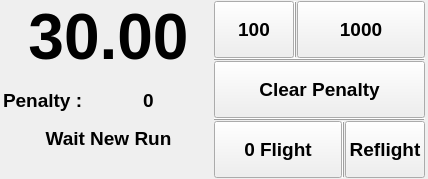
The window that F3FChrono/gui/WChrono.ui (jomarin38/F3FChrono) describes before a commit, drawn with Qt 5.
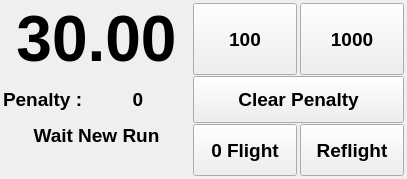
The same window after the commit.

Commit message: gui - remove time laps gui - chrono time without decimal during couting up/down gui - button label increase size and bold gui - refly reset ui, remove next pilot function chrono/gui - refly flag validated process

Diff of the .ui file:
```diff
--- a/F3FChrono/gui/WChrono.ui
+++ b/F3FChrono/gui/WChrono.ui
@@ -6,12 +6,12 @@
    <rect>
     <x>0</x>
     <y>0</y>
-    <width>428</width>
+    <width>407</width>
     <height>179</height>
    </rect>
   </property>
   <property name="sizePolicy">
-   <sizepolicy hsizetype="Preferred" vsizetype="Expanding">
+   <sizepolicy hsizetype="Preferred" vsizetype="Preferred">
     <horstretch>0</horstretch>
     <verstretch>0</verstretch>
    </sizepolicy>
@@ -22,54 +22,68 @@
   <property name="inputMethodHints">
    <set>Qt::ImhNone</set>
   </property>
-  <layout class="QHBoxLayout" name="horizontalLayout_3" stretch="0,0">
-   <property name="spacing">
-    <number>0</number>
-   </property>
+  <layout class="QGridLayout" name="gridLayout">
    <property name="leftMargin">
     <number>3</number>
    </property>
    <property name="topMargin">
-    <number>1</number>
+    <number>3</number>
    </property>
    <property name="rightMargin">
     <number>3</number>
    </property>
    <property name="bottomMargin">
+    <number>3</number>
+   </property>
+   <property name="horizontalSpacing">
+    <number>3</number>
+   </property>
+   <property name="verticalSpacing">
     <number>1</number>
    </property>
-   <item>
-    <layout class="QVBoxLayout" name="verticalLayout">
-     <property name="sizeConstraint">
-      <enum>QLayout::SetMinAndMaxSize</enum>
-     </property>
-     <item>
-      <widget class="QLabel" name="Time_label">
+   <item row="2" column="0" colspan="2">
+    <widget class="QLabel" name="Status">
        <property name="sizePolicy">
-        <sizepolicy hsizetype="Expanding" vsizetype="Expanding">
+      <sizepolicy hsizetype="Preferred" vsizetype="Preferred">
          <horstretch>0</horstretch>
          <verstretch>0</verstretch>
         </sizepolicy>
        </property>
        <property name="font">
         <font>
-         <pointsize>48</pointsize>
+       <pointsize>14</pointsize>
          <weight>75</weight>
          <bold>true</bold>
         </font>
        </property>
        <property name="text">
-        <string>30.00</string>
+      <string>Wait New Run</string>
+     </property>
+     <property name="scaledContents">
+      <bool>false</bool>
        </property>
        <property name="alignment">
         <set>Qt::AlignCenter</set>
        </property>
-      </widget>
-     </item>
-     <item>
-      <layout class="QHBoxLayout" name="horizontalLayout_4">
-       <item>
-        <widget class="QLabel" name="label">
+     <property name="wordWrap">
+      <bool>false</bool>
+     </property>
+    </widget>
+   </item>
+   <item row="1" column="2" colspan="2">
+    <widget class="QPushButton" name="btn_clear_penalty">
+     <property name="sizePolicy">
+      <sizepolicy hsizetype="Preferred" vsizetype="Expanding">
+       <horstretch>0</horstretch>
+       <verstretch>0</verstretch>
+      </sizepolicy>
+     </property>
+     <property name="maximumSize">
+      <size>
+       <width>16777215</width>
+       <height>16777215</height>
+      </size>
+     </property>
          <property name="font">
           <font>
            <pointsize>14</pointsize>
@@ -78,11 +92,11 @@
           </font>
          </property>
          <property name="text">
-          <string>Penalty :</string>
+      <string>Clear Penalty</string>
          </property>
         </widget>
        </item>
-       <item>
+   <item row="1" column="1">
         <widget class="QLabel" name="penalty_value">
          <property name="sizePolicy">
           <sizepolicy hsizetype="Expanding" vsizetype="Expanding">
@@ -117,16 +131,8 @@
          </property>
         </widget>
        </item>
-      </layout>
-     </item>
-     <item>
-      <widget class="QLabel" name="Status">
-       <property name="sizePolicy">
-        <sizepolicy hsizetype="Preferred" vsizetype="Preferred">
-         <horstretch>0</horstretch>
-         <verstretch>0</verstretch>
-        </sizepolicy>
-       </property>
+   <item row="1" column="0">
+    <widget class="QLabel" name="label">
        <property name="font">
         <font>
          <pointsize>14</pointsize>
@@ -135,55 +141,34 @@
         </font>
        </property>
        <property name="text">
-        <string>Wait New Run</string>
-       </property>
-       <property name="scaledContents">
-        <bool>false</bool>
-       </property>
-       <property name="alignment">
-        <set>Qt::AlignCenter</set>
-       </property>
-       <property name="wordWrap">
-        <bool>false</bool>
+      <string>Penalty :</string>
        </property>
       </widget>
      </item>
-     <item>
-      <widget class="QLabel" name="nullFlightLabel">
+   <item row="0" column="0" colspan="2">
+    <widget class="QLabel" name="Time_label">
        <property name="sizePolicy">
-        <sizepolicy hsizetype="Preferred" vsizetype="Preferred">
+      <sizepolicy hsizetype="Expanding" vsizetype="Expanding">
          <horstretch>0</horstretch>
          <verstretch>0</verstretch>
         </sizepolicy>
        </property>
        <property name="font">
         <font>
-         <pointsize>18</pointsize>
+       <pointsize>48</pointsize>
          <weight>75</weight>
          <bold>true</bold>
         </font>
        </property>
        <property name="text">
-        <string/>
+      <string>30.00</string>
        </property>
        <property name="alignment">
         <set>Qt::AlignCenter</set>
        </property>
       </widget>
      </item>
-    </layout>
-   </item>
-   <item>
-    <layout class="QVBoxLayout" name="verticalLayout_2">
-     <property name="spacing">
-      <number>0</number>
-     </property>
-     <item>
-      <layout class="QHBoxLayout" name="horizontalLayout">
-       <property name="spacing">
-        <number>0</number>
-       </property>
-       <item>
+   <item row="0" column="2">
         <widget class="QPushButton" name="btn_penalty_100">
          <property name="sizePolicy">
           <sizepolicy hsizetype="Minimum" vsizetype="Expanding">
@@ -203,17 +188,7 @@
          </property>
         </widget>
        </item>
-       <item>
-        <widget class="Line" name="line_5">
-         <property name="frameShadow">
-          <enum>QFrame::Raised</enum>
-         </property>
-         <property name="orientation">
-          <enum>Qt::Vertical</enum>
-         </property>
-        </widget>
-       </item>
-       <item>
+   <item row="0" column="3">
         <widget class="QPushButton" name="btn_penalty_1000">
          <property name="sizePolicy">
           <sizepolicy hsizetype="Expanding" vsizetype="Expanding">
@@ -233,73 +208,30 @@
          </property>
         </widget>
        </item>
-      </layout>
-     </item>
-     <item>
-      <widget class="Line" name="line">
-       <property name="frameShadow">
-        <enum>QFrame::Raised</enum>
-       </property>
-       <property name="orientation">
-        <enum>Qt::Horizontal</enum>
-       </property>
-      </widget>
-     </item>
-     <item>
-      <widget class="QPushButton" name="btn_clear_penalty">
+   <item row="3" column="0" colspan="2">
+    <widget class="QLabel" name="nullFlightLabel">
        <property name="sizePolicy">
-        <sizepolicy hsizetype="Preferred" vsizetype="Expanding">
+      <sizepolicy hsizetype="Preferred" vsizetype="Preferred">
          <horstretch>0</horstretch>
          <verstretch>0</verstretch>
         </sizepolicy>
        </property>
-       <property name="maximumSize">
-        <size>
-         <width>16777215</width>
-         <height>16777215</height>
-        </size>
-       </property>
        <property name="font">
         <font>
-         <pointsize>14</pointsize>
+       <pointsize>18</pointsize>
          <weight>75</weight>
          <bold>true</bold>
         </font>
        </property>
        <property name="text">
-        <string>Clear Penalty</string>
-       </property>
-      </widget>
-     </item>
-     <item>
-      <widget class="Line" name="line_3">
-       <property name="frameShadow">
-        <enum>QFrame::Raised</enum>
-       </property>
-       <property name="orientation">
-        <enum>Qt::Horizontal</enum>
-       </property>
-      </widget>
-     </item>
-     <item>
-      <layout class="QHBoxLayout" name="horizontalLayout_6">
-       <property name="spacing">
-        <number>0</number>
-       </property>
-       <item>
-        <widget class="Line" name="line_2">
-         <property name="frameShadow">
-          <enum>QFrame::Raised</enum>
-         </property>
-         <property name="lineWidth">
-          <number>2</number>
-         </property>
-         <property name="orientation">
-          <enum>Qt::Horizontal</enum>
-         </property>
-        </widget>
-       </item>
-       <item>
+      <string/>
+     </property>
+     <property name="alignment">
+      <set>Qt::AlignCenter</set>
+     </property>
+    </widget>
+   </item>
+   <item row="2" column="2" rowspan="2">
         <widget class="QPushButton" name="nullFlight">
          <property name="sizePolicy">
           <sizepolicy hsizetype="Expanding" vsizetype="Expanding">
@@ -319,17 +251,7 @@
          </property>
         </widget>
        </item>
-       <item>
-        <widget class="Line" name="line_4">
-         <property name="frameShadow">
-          <enum>QFrame::Raised</enum>
-         </property>
-         <property name="orientation">
-          <enum>Qt::Vertical</enum>
-         </property>
-        </widget>
-       </item>
-       <item>
+   <item row="2" column="3" rowspan="2">
         <widget class="QPushButton" name="Btn_reflight">
          <property name="sizePolicy">
           <sizepolicy hsizetype="Minimum" vsizetype="Expanding">
@@ -360,10 +282,6 @@
           <bool>false</bool>
          </property>
         </widget>
-       </item>
-      </layout>
-     </item>
-    </layout>
    </item>
   </layout>
  </widget>
```
Lines whose indentation alone changed are shown as unchanged. The commit also changes 26 other files.
